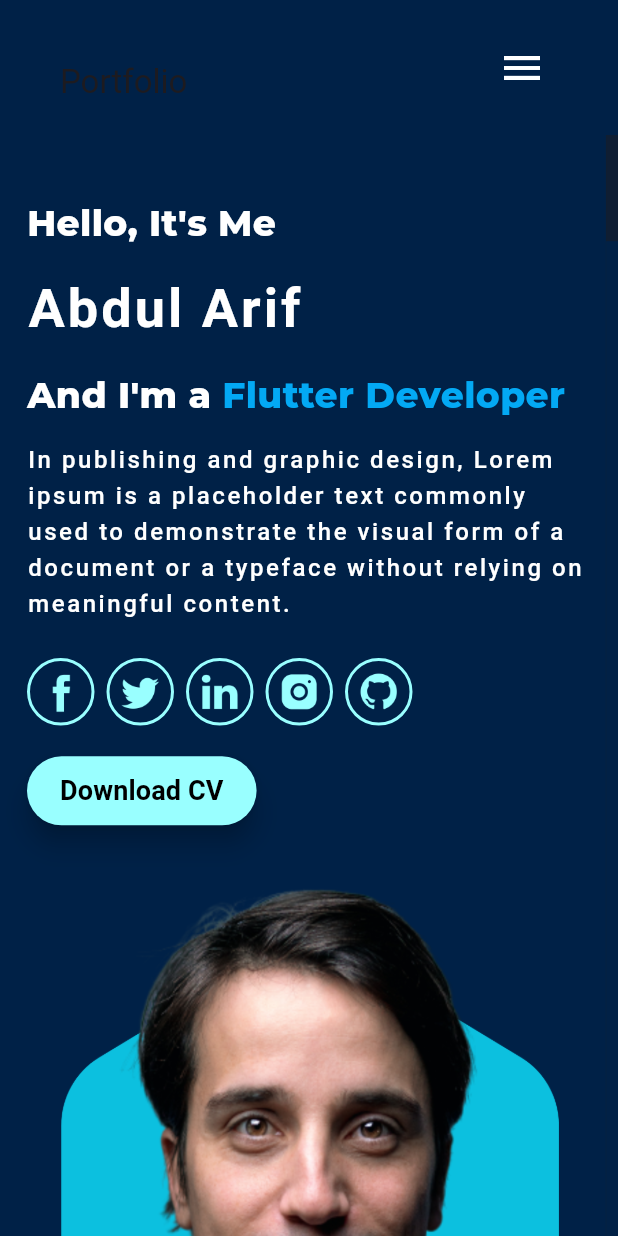
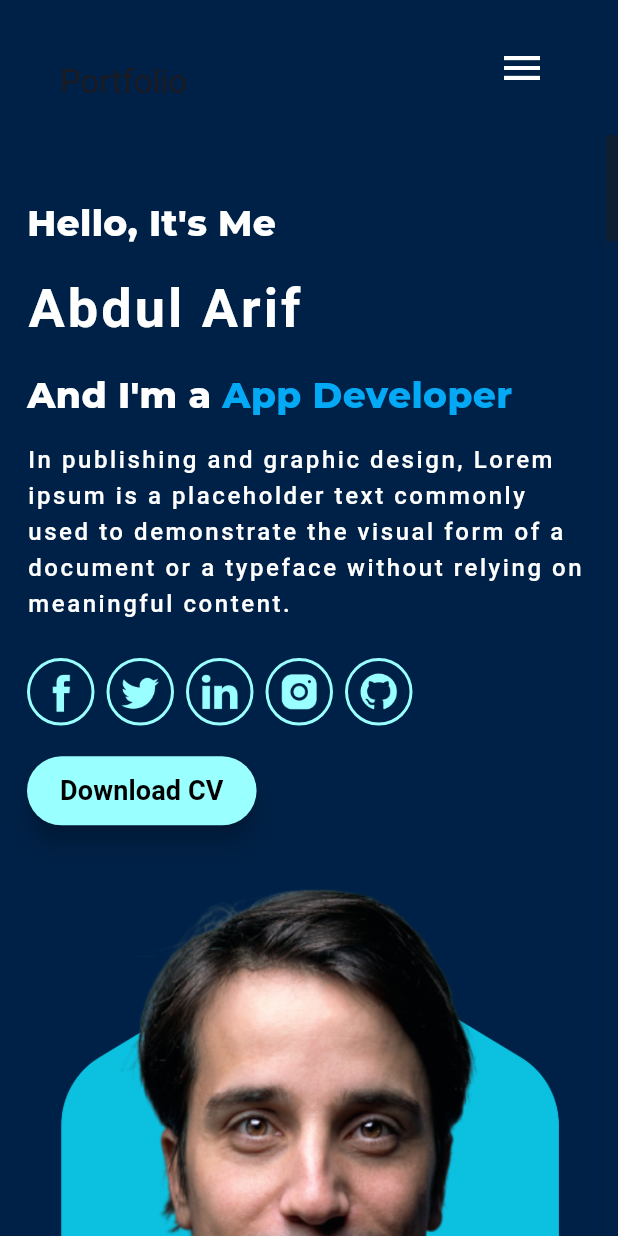
Before and after one commit to AbdulArif/portfolio, a Flutter app: the screen it shows after launch, on a phone screen of 412 x 824 dp. Run offline on Flutter 3.47's test engine with Material 3 defaults, Android fonts, the phone set to English and light mode, and no system bars; drawn by our look-alikes of animated_text_kit, scrollable_positioned_list; our stand-ins replace animate_do, google_fonts.

```diff
--- a/lib/views/home_page.dart
+++ b/lib/views/home_page.dart
@@ -91,7 +91,7 @@ class _HomePageState extends State<HomePage> {
               AnimatedTextKit(
                 animatedTexts: [
                   TyperAnimatedText(
-                    'Flutter Developer',
+                    'App Developer',
                     textStyle:
                         AppTextStyles.montserratStyle(color: Colors.lightBlue),
                   ),
```
